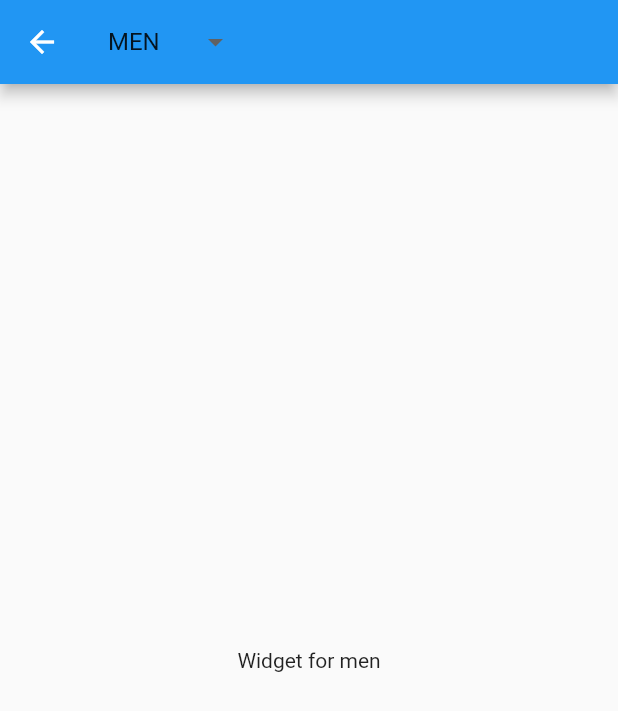
After one commit to sharmadhiraj/flutter_examples, a Flutter app: the DropDownButtonScreen screen opened directly, on a phone screen of 412 x 824 dp. The commit adds this screen. Shown: the top 711 px of the screen. Run offline on Flutter 3.47's test engine with Material 2 defaults, Android fonts, the phone set to English and light mode, and no system bars; missing offline and left inert: geocoder; statements that could not run were skipped.

Commit message:
Multiple examples added.

```diff
--- /dev/null
+++ b/lib/pages/dropdown-button-navigation.dart
@@ -0,0 +1,55 @@
+import 'package:flutter/material.dart';
+
+class DropDownButtonScreen extends StatefulWidget {
+  @override
+  State<StatefulWidget> createState() {
+    return _DropDownButtonScreenState();
+  }
+}
+
+class _DropDownButtonScreenState extends State<DropDownButtonScreen> {
+  String ddValue;
+
+  @override
+  void initState() {
+    super.initState();
+    ddValue = "MEN";
+  }
+
+  @override
+  Widget build(BuildContext context) {
+    return Scaffold(
+      appBar: AppBar(
+        title: DropdownButtonHideUnderline(
+          child: new DropdownButton(
+            value: ddValue, //Default value
+            items: <DropdownMenuItem>[
+              new DropdownMenuItem(
+                value: "MEN",
+                child: new Text('MEN'),
+              ),
+              new DropdownMenuItem(
+                value: "WOMEN",
+                child: new Text('WOMEN'),
+              ),
+            ],
+            onChanged: (v) {
+              ddValue = v;
+              setState(() {});
+            },
+          ),
+        ),
+      ),
+      body: getBody(),
+    );
+  }
+
+  Widget getBody() {
+    if (ddValue == "MEN") {
+      return Center(child: Text("Widget for men"));
+    } else if (ddValue == "WOMEN") {
+      return Center(child: Text("Widget for Women"));
+    }
+    return Center(child: Text("Widget not found"));
+  }
+}
--- /dev/null
+++ b/lib/pages/grid-view.dart
@@ -0,0 +1,54 @@
+import 'package:flutter/material.dart';
+
+class GridViewScreen extends StatelessWidget {
+  @override
+  Widget build(BuildContext context) {
+    Widget gridSection = new Expanded(
+      flex: 1,
+      child: new GridView.count(
+          crossAxisCount: 3,
+          childAspectRatio: 1.0,
+          shrinkWrap: true,
+          mainAxisSpacing: 2.0,
+          crossAxisSpacing: 2.0,
+          padding: const EdgeInsets.all(4.0),
+          children: <String>[
+            'http://www.for-example.org/img/main/forexamplelogo.png',
+            'http://www.for-example.org/img/main/forexamplelogo.png',
+            'http://www.for-example.org/img/main/forexamplelogo.png',
+            'http://www.for-example.org/img/main/forexamplelogo.png',
+            'http://www.for-example.org/img/main/forexamplelogo.png',
+            'http://www.for-example.org/img/main/forexamplelogo.png',
+            'http://www.for-example.org/img/main/forexamplelogo.png',
+            'http://www.for-example.org/img/main/forexamplelogo.png',
+            'http://www.for-example.org/img/main/forexamplelogo.png',
+            'http://www.for-example.org/img/main/forexamplelogo.png',
+            'http://www.for-example.org/img/main/forexamplelogo.png',
+            'http://www.for-example.org/img/main/forexamplelogo.png',
+            'http://www.for-example.org/img/main/forexamplelogo.png',
+          ].map((String url) {
+            return new GridTile(
+                child: new Image.network(url, fit: BoxFit.cover));
+          }).toList()),
+    );
+
+    Widget body = new Column(
+      // This makes each child fill the full width of the screen
+      crossAxisAlignment: CrossAxisAlignment.stretch,
+      mainAxisSize: MainAxisSize.min,
+      children: <Widget>[
+        gridSection,
+      ],
+    );
+
+    return new Scaffold(
+      appBar: new AppBar(
+        title: new Text("Example 2 Page"),
+      ),
+      body: new Padding(
+        padding: new EdgeInsets.symmetric(vertical: 0.0, horizontal: 0.0),
+        child: body,
+      ),
+    );
+  }
+}
--- a/pubspec.yaml
+++ b/pubspec.yaml
@@ -8,6 +8,7 @@ dependencies:
   # The following adds the Cupertino Icons font to your application.
   # Use with the CupertinoIcons class for iOS style icons.
   cupertino_icons: ^0.1.2
+  geocoder: "^0.0.1"
 
 dev_dependencies:
   flutter_test:
```
Also changed, not shown: lib/dart/location.dart (added, +12 -0 lines), lib/pages/alert-dialog.dart (added, +96 -0 lines), lib/pages/app-bar-with-text-menu.dart (added, +30 -0 lines), lib/pages/dialog.dart (added, +58 -0 lines), lib/pages/fab.dart (added, +18 -0 lines), lib/pages/list.dart (+20 -0 lines), lib/pages/posts.dart (added, +89 -0 lines), lib/pages/silver-appbar-with-tabbar.dart (+8 -8 lines), lib/pages/stack-of-cards.dart (added, +28 -0 lines), lib/pages/weather.dart (added, +83 -0 lines), pubspec.lock.
